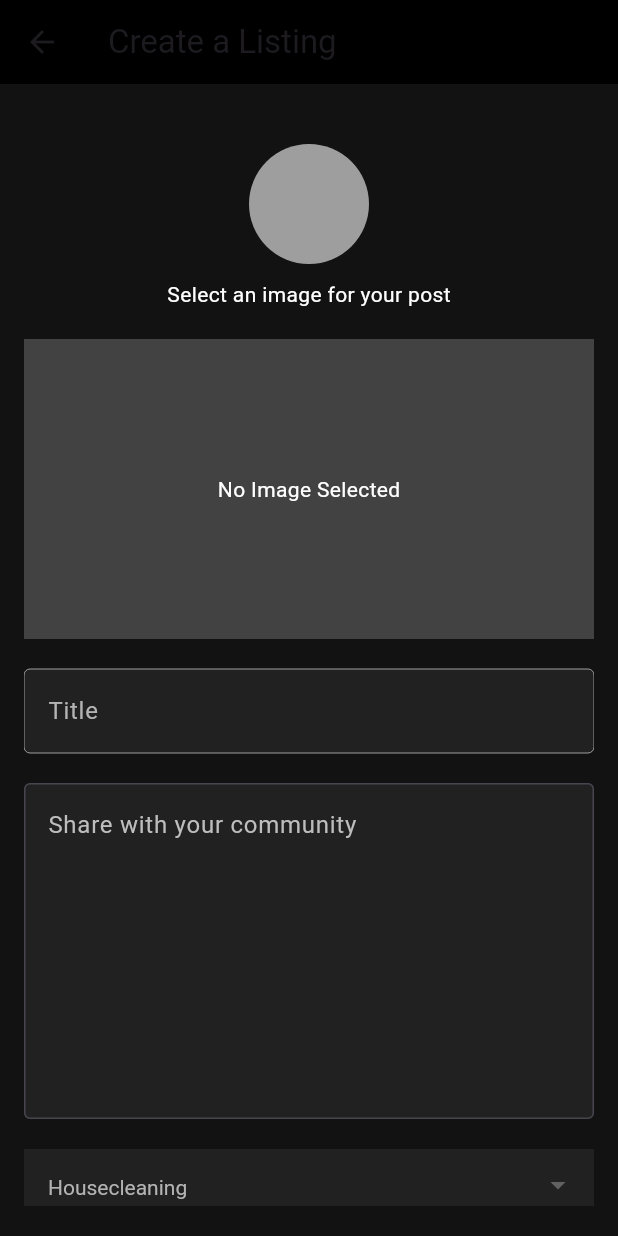
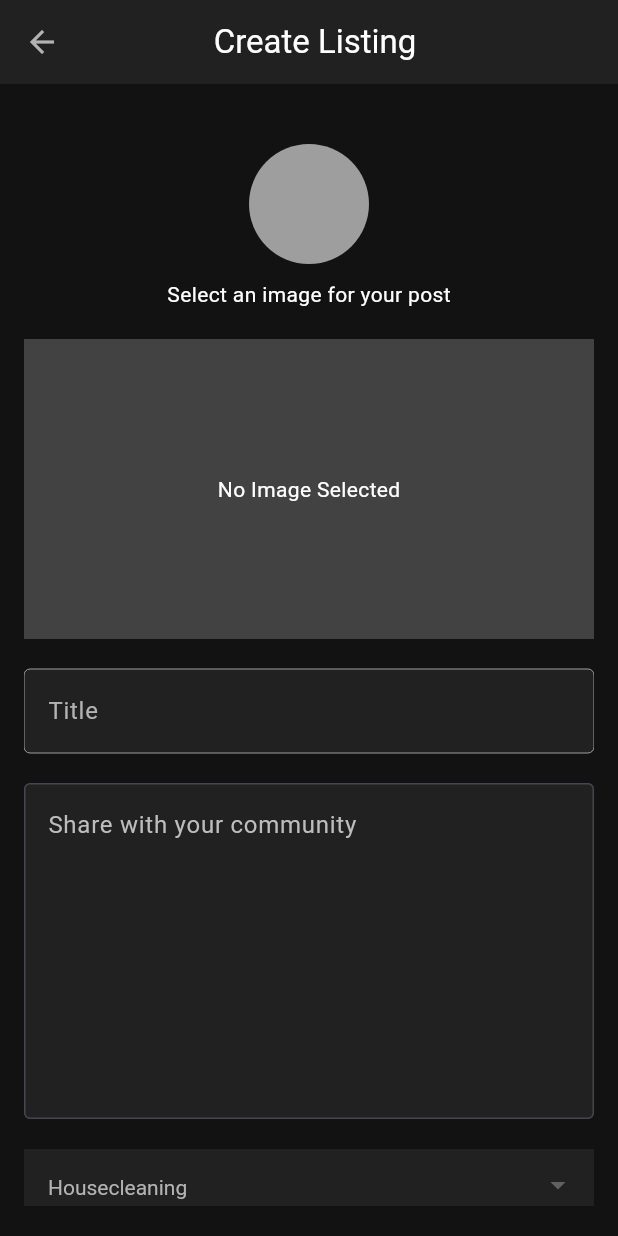
Before and after one commit to asaintpi/Eco_Connect115A, a Flutter app: the MyMakePostPage screen opened directly, on a phone screen of 412 x 824 dp. Run offline on Flutter 3.47's test engine with Material 3 defaults, Android fonts, the phone set to English and light mode, and no system bars; our stand-ins replace cloud_firestore, firebase_auth, firebase_core, firebase_database, firebase_messaging, firebase_storage and 6 more; missing offline and left inert: firebase_auth_platform_interface; accounts and stored records are empty.

Commit message:
App bars where needed

```diff
--- a/lib/Pages/MakePost/makepost.dart
+++ b/lib/Pages/MakePost/makepost.dart
@@ -120,8 +120,23 @@ class _MyMakePostPageState extends State<MyMakePostPage> {
   Widget build(BuildContext context) {
     return Scaffold(
       appBar: AppBar(
-        title: Text('Create a Listing'),
-        backgroundColor: Colors.black,
+        backgroundColor: Color(0xFF212121),
+        iconTheme: IconThemeData(color: Color(0xFFB3B3B3)),
+        leading: IconButton(
+          icon: Icon(Icons.arrow_back),
+          onPressed: () {
+            Navigator.pop(context);
+          },
+        ),
+        title: Padding(
+          padding: EdgeInsets.only(right: 48.0), // Adjust padding as needed
+          child: Center(
+            child: Text(
+              'Create Listing',
+              style: TextStyle(color: Colors.white),
+            ),
+          ),
+        ),
       ),
       body: Container(
         color: const Color(0xFF121212),
--- a/lib/all_listings_page.dart
+++ b/lib/all_listings_page.dart
@@ -111,7 +111,7 @@ class _AllListingsPageState extends State<AllListingsPage> {
             Padding(
               padding: const EdgeInsets.only(top: 20.0, bottom: 20.0),
               child: Text(
-                "0 Listings",
+                "Listings",
                 style: TextStyle(
                   fontSize: 24, // Slightly larger text
                   color: Colors.white,
```
Also changed, not shown: lib/search_users.dart (+19 -0 lines), lib/view_post.dart (+19 -11 lines).
